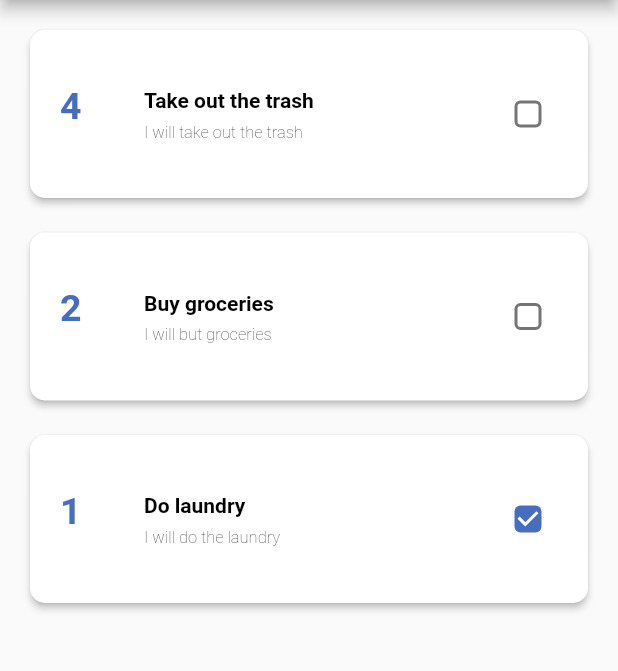
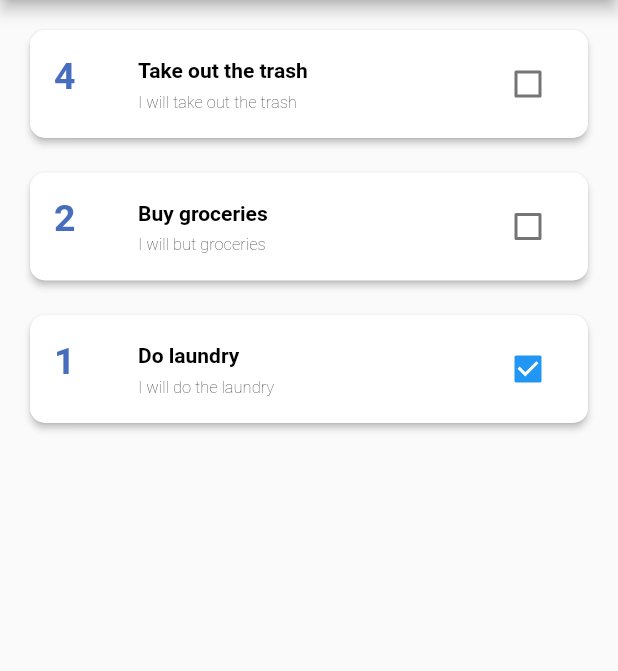
Before and after one commit to AdrineUWERA/Flutter-todoApp, a Flutter app: the screen it shows after launch, on a phone screen of 412 x 824 dp, the part 84-755 px from its top. Run offline on Flutter 3.47's test engine with Material 2 defaults, Android fonts, the phone set to English and light mode, and no system bars.

Commit message:
changed the cards

```diff
--- a/lib/main.dart
+++ b/lib/main.dart
@@ -30,7 +30,7 @@ class _HomePageState extends State<HomePage> {
     Todo('Buy groceries', false, 'I will but groceries', 2),
     Todo('Do laundry', true, 'I will do the laundry', 1),
   ];
-
+  bool? tapped;
 // App widget tree
   @override
   Widget build(BuildContext context) {
@@ -54,31 +54,26 @@ class _HomePageState extends State<HomePage> {
                       return Column(
                         crossAxisAlignment: CrossAxisAlignment.stretch,
                         children: <Widget>[
-                          Container(
-                            child: Card(
+                          Card(
+                              // margin: const EdgeInsets.symmetric(vertical: 10, horizontal: 30),
                               elevation: 2,
                               color: Colors.white,
                               shape: RoundedRectangleBorder(
                                 borderRadius: BorderRadius.circular(10.0),
                               ),
-                              child: Theme(
-                                data: ThemeData(
-                                  splashColor: Colors.transparent,
-                                  highlightColor: Colors.transparent,
-                                ),
-                                child: CheckboxListTile(
-                                  contentPadding: const EdgeInsets.all(20),
+                              child: ListTile(
                                 autofocus: false,
-                                  secondary: Text(
+                                leading: Text(
                                   todos[index].priority.toString(),
+                                  textAlign: TextAlign.left,
                                   style: TextStyle(
                                       color: Color(0xFF476EBE),
                                       fontSize: 25.0,
                                       fontWeight: FontWeight.bold),
                                 ),
-                                  value: todos[index].isCompleted,
                                 title: Text(
                                   todos[index].title,
+                                  textAlign: TextAlign.left,
                                   style: TextStyle(
                                       color: Colors.black,
                                       fontSize: 14.0,
@@ -91,19 +86,21 @@ class _HomePageState extends State<HomePage> {
                                       fontSize: 11.0,
                                       fontWeight: FontWeight.w200),
                                 ),
-                                  activeColor: Color(0xFF476EBE),
-                                  checkColor: Colors.white,
-                                  onChanged: (value) {
+                                trailing: Checkbox(
+                                  value: todos[index].isCompleted,
+                                  onChanged: (bool? value) {
                                     setState(() {
                                       todos[index].isCompleted = value;
                                     });
                                   },
-                                  checkboxShape: RoundedRectangleBorder(
-                                      borderRadius: BorderRadius.circular(4)),
                                 ),
-                              ),
-                            ),
-                          ),
+                                selected: true,
+                                onTap: () {
+                                  setState(() {
+                                    tapped = true;
+                                  });
+                                },
+                              )),
                           SizedBox(
                             height: 15,
                           )
```
Lines whose indentation alone changed are shown as unchanged.
